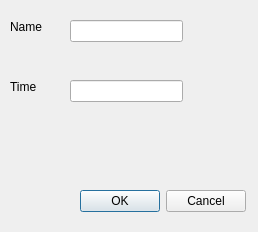
The window that MapEditor/dialogtrigger.ui (projectdelphai/ECS160_MapEditor) describes before a commit, drawn with Qt 5.
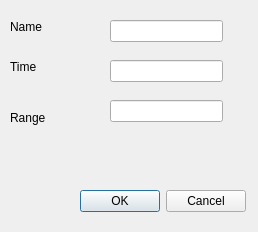
The same window after the commit.

```diff
--- a/MapEditor/dialogtrigger.ui
+++ b/MapEditor/dialogtrigger.ui
@@ -32,7 +32,7 @@
   <widget class="QLineEdit" name="lineEdit">
    <property name="geometry">
     <rect>
-     <x>70</x>
+     <x>110</x>
      <y>20</y>
      <width>113</width>
      <height>22</height>
@@ -48,8 +48,8 @@
   <widget class="QLineEdit" name="lineEdit_2">
    <property name="geometry">
     <rect>
-     <x>70</x>
-     <y>80</y>
+     <x>110</x>
+     <y>60</y>
      <width>113</width>
      <height>22</height>
     </rect>
@@ -75,7 +75,7 @@
    <property name="geometry">
     <rect>
      <x>10</x>
-     <y>80</y>
+     <y>60</y>
      <width>59</width>
      <height>14</height>
     </rect>
@@ -84,6 +84,29 @@
     <string>Time</string>
    </property>
   </widget>
+  <widget class="QLabel" name="label_3">
+   <property name="geometry">
+    <rect>
+     <x>10</x>
+     <y>110</y>
+     <width>81</width>
+     <height>16</height>
+    </rect>
+   </property>
+   <property name="text">
+    <string>Range </string>
+   </property>
+  </widget>
+  <widget class="QLineEdit" name="lineEdit_3">
+   <property name="geometry">
+    <rect>
+     <x>110</x>
+     <y>100</y>
+     <width>113</width>
+     <height>22</height>
+    </rect>
+   </property>
+  </widget>
  </widget>
  <resources/>
  <connections>
```
